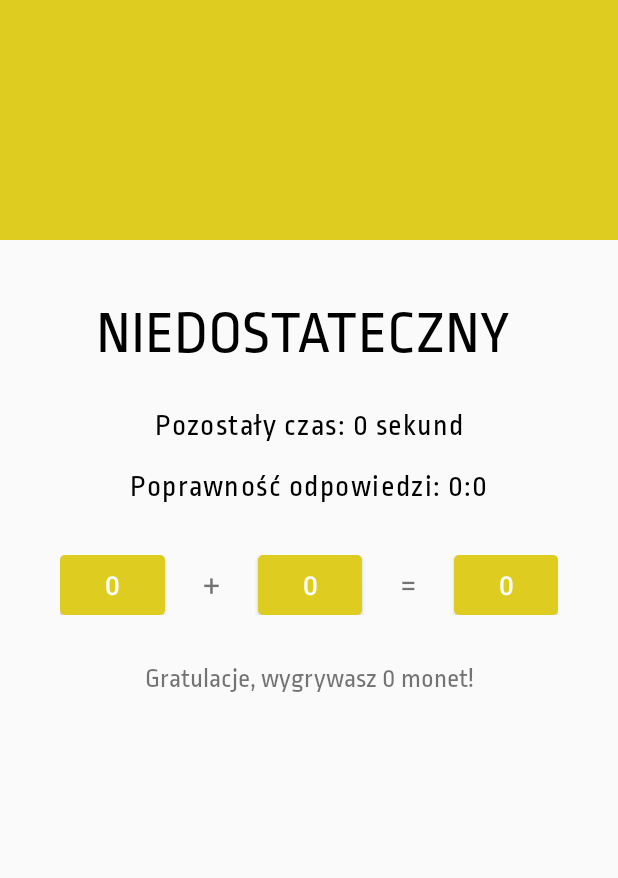
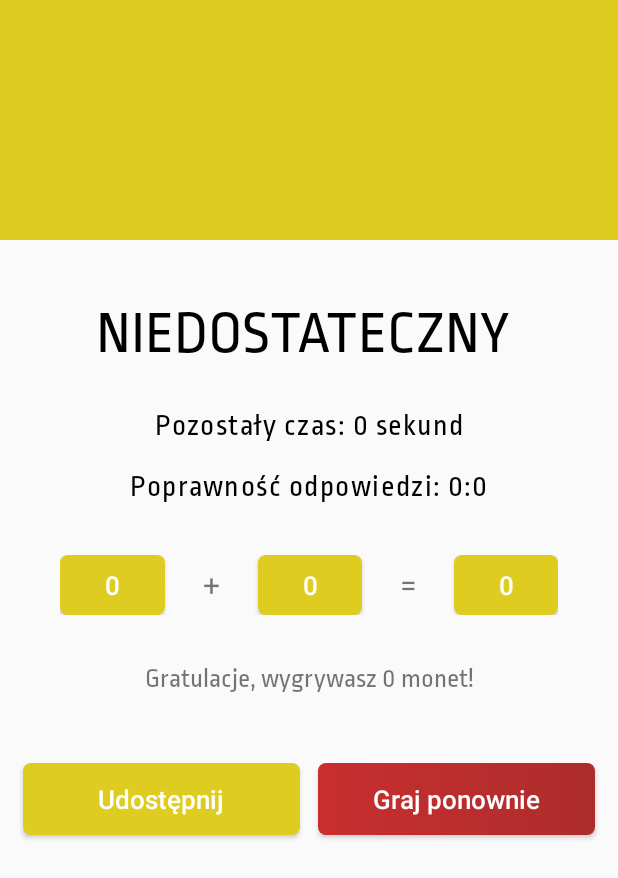
Before and after one commit to whycody/ZiemiaKopernika, an Android app: the SummaryActivity screen opened directly, with no data from a screen before it, on a phone screen of 412 x 824 dp. Shown: the top 878 px of the screen. Run offline under Robolectric (Android 15) with nearby library versions, the phone set to English and light mode, and no system bars; 6 statements that could not run were skipped.

Commit message:
Changed design of SummaryActivity

```diff
--- a/app/build.gradle
+++ b/app/build.gradle
@@ -26,6 +26,8 @@ dependencies {
     implementation 'com.android.support:appcompat-v7:28.0.0'
     implementation 'com.android.support.constraint:constraint-layout:1.1.3'
     implementation 'com.android.support:cardview-v7:28.0.0'
+    implementation 'com.android.support:recyclerview-v7:28.0.0'
+    implementation 'com.android.support:design:28.0.0'
 
     implementation 'pl.bclogic:pulsator4droid:1.0.3'
     implementation 'com.android.support:support-v4:28.0.0'
--- a/app/src/main/java/pl/ziemiakopernika/ziemiakopernika/choose/answer/ChooseAnswerPresenterImpl.java
+++ b/app/src/main/java/pl/ziemiakopernika/ziemiakopernika/choose/answer/ChooseAnswerPresenterImpl.java
@@ -21,7 +21,7 @@ public class ChooseAnswerPresenterImpl implements ChooseAnswerPresenter{
     private int numberOfQuestion, correctAnswer;
     private boolean answerChoosed;
 
-    static final int NOT_CHOOSED = 4;
+    public static final int NOT_CHOOSED = 4;
 
     ChooseAnswerPresenterImpl(Activity activity, ChooseAnswerView chooseAnswerView){
         this.activity = activity;
--- a/app/src/main/java/pl/ziemiakopernika/ziemiakopernika/summary/SummaryActivity.java
+++ b/app/src/main/java/pl/ziemiakopernika/ziemiakopernika/summary/SummaryActivity.java
@@ -2,12 +2,16 @@ package pl.ziemiakopernika.ziemiakopernika.summary;
 
 import android.support.v7.app.AppCompatActivity;
 import android.os.Bundle;
+import android.support.v7.widget.LinearLayoutManager;
+import android.support.v7.widget.RecyclerView;
 import android.view.View;
 import android.widget.Button;
 import android.widget.LinearLayout;
 import android.widget.TextView;
 
 import pl.ziemiakopernika.ziemiakopernika.R;
+import pl.ziemiakopernika.ziemiakopernika.summary.recycler.AnswerPresenterImpl;
+import pl.ziemiakopernika.ziemiakopernika.summary.recycler.AnswerRowAdapter;
 
 public class SummaryActivity extends AppCompatActivity implements SummaryView{
 
@@ -15,6 +19,7 @@ public class SummaryActivity extends AppCompatActivity implements SummaryView{
     private LinearLayout roundLayout;
     private TextView badgeText, timeLeftText, answersProportionsText, congratulationsText;
     private Button coinsForTimeBtn, coinsForCorrectAnswersBtn, totalCoinsBtn;
+    private RecyclerView recyclerView;
     private SummaryPresenter summaryPresenter;
 
     @Override
@@ -32,6 +37,8 @@ public class SummaryActivity extends AppCompatActivity implements SummaryView{
         coinsForTimeBtn = findViewById(R.id.coins_for_time_btn);
         coinsForCorrectAnswersBtn = findViewById(R.id.coins_for_correct_answers_btn);
         totalCoinsBtn = findViewById(R.id.total_coins_btn);
+        recyclerView = findViewById(R.id.answers_recycler_view);
+        recyclerView.setLayoutManager(new LinearLayoutManager(this));
         summaryPresenter.onCreate();
     }
 
@@ -85,4 +92,9 @@ public class SummaryActivity extends AppCompatActivity implements SummaryView{
     public void setCongratulationsText(String text) {
         congratulationsText.setText(text);
     }
+
+    @Override
+    public void setRecyclerViewAdapter(RecyclerView.Adapter adapter) {
+        recyclerView.setAdapter(adapter);
+    }
 }
--- a/app/src/main/java/pl/ziemiakopernika/ziemiakopernika/summary/SummaryPresenterImpl.java
+++ b/app/src/main/java/pl/ziemiakopernika/ziemiakopernika/summary/SummaryPresenterImpl.java
@@ -12,6 +12,8 @@ import pl.ziemiakopernika.ziemiakopernika.main.MainPresenterImpl;
 import pl.ziemiakopernika.ziemiakopernika.model.Answer;
 import pl.ziemiakopernika.ziemiakopernika.model.SetOfQuestions;
 import pl.ziemiakopernika.ziemiakopernika.question.QuestionPresenterImpl;
+import pl.ziemiakopernika.ziemiakopernika.summary.recycler.AnswerPresenterImpl;
+import pl.ziemiakopernika.ziemiakopernika.summary.recycler.AnswerRowAdapter;
 
 public class SummaryPresenterImpl implements SummaryPresenter {
 
@@ -38,6 +40,7 @@ public class SummaryPresenterImpl implements SummaryPresenter {
     @Override
     public void onCreate() {
         addViewsAndSetNumberOfAnswers();
+        summaryView.setRecyclerViewAdapter(new AnswerRowAdapter(new AnswerPresenterImpl(setOfQuestions, activity), activity));
         summaryView.setSummaryBackgroundColor(getBackgroundColor(correctAnswers, uncorrectAnswers));
         coinsForTime = getCoinsForTime(timeLeft);
         coinsForCorrectAnswers = getCoinsForCorrectAnswers(correctAnswers);
--- a/app/src/main/java/pl/ziemiakopernika/ziemiakopernika/summary/SummaryView.java
+++ b/app/src/main/java/pl/ziemiakopernika/ziemiakopernika/summary/SummaryView.java
@@ -1,5 +1,6 @@
 package pl.ziemiakopernika.ziemiakopernika.summary;
 
+import android.support.v7.widget.RecyclerView;
 import android.view.View;
 
 public interface SummaryView {
@@ -22,4 +23,6 @@ public interface SummaryView {
 
     void setCongratulationsText(String text);
 
+    void setRecyclerViewAdapter(RecyclerView.Adapter adapter);
+
 }
--- /dev/null
+++ b/app/src/main/java/pl/ziemiakopernika/ziemiakopernika/summary/recycler/AnswerPresenter.java
@@ -0,0 +1,11 @@
+package pl.ziemiakopernika.ziemiakopernika.summary.recycler;
+
+import android.support.annotation.NonNull;
+
+public interface AnswerPresenter {
+
+    void onBindViewHolder(@NonNull SummaryRecyclerHolder summaryRecyclerHolder, int i);
+
+    int getItemCount();
+
+}
--- /dev/null
+++ b/app/src/main/java/pl/ziemiakopernika/ziemiakopernika/summary/recycler/AnswerRowAdapter.java
@@ -0,0 +1,40 @@
+package pl.ziemiakopernika.ziemiakopernika.summary.recycler;
+
+import android.app.Activity;
+import android.support.annotation.NonNull;
+import android.support.v7.widget.RecyclerView;
+import android.view.LayoutInflater;
+import android.view.View;
+import android.view.ViewGroup;
+
+import pl.ziemiakopernika.ziemiakopernika.R;
+
+public class AnswerRowAdapter extends RecyclerView.Adapter<SummaryRecyclerHolder> {
+
+    private AnswerPresenter answerPresenter;
+    private Activity activity;
+
+    public AnswerRowAdapter(AnswerPresenter answerPresenter, Activity activity){
+        this.answerPresenter = answerPresenter;
+        this.activity = activity;
+    }
+
+    @NonNull
+    @Override
+    public SummaryRecyclerHolder onCreateViewHolder(@NonNull ViewGroup viewGroup, int i) {
+        LayoutInflater inflater = LayoutInflater.from(activity);
+        View view = inflater.inflate(R.layout.answer_row, viewGroup, false);
+
+        return new SummaryRecyclerHolder(view);
+    }
+
+    @Override
+    public void onBindViewHolder(@NonNull SummaryRecyclerHolder summaryRecyclerHolder, int i) {
+        answerPresenter.onBindViewHolder(summaryRecyclerHolder, i);
+    }
+
+    @Override
+    public int getItemCount() {
+        return answerPresenter.getItemCount();
+    }
+}
--- /dev/null
+++ b/app/src/main/res/drawable/rectangle_button_red.xml
@@ -0,0 +1,20 @@
+<?xml version="1.0" encoding="utf-8"?>
+<selector xmlns:android="http://schemas.android.com/apk/res/android">
+<item android:state_pressed="true">
+    <shape>
+        <solid
+            android:color="@color/colorPrimaryDark"/>
+        <corners
+            android:radius="5dp" />
+    </shape>
+</item>
+
+<item>
+    <shape xmlns:android="http://schemas.android.com/apk/res/android">
+        <gradient android:startColor="@color/colorPrimary"
+            android:endColor="@color/colorPrimaryDark" />
+        <corners
+            android:radius="5dp"/>
+    </shape>
+</item>
+</selector>
--- a/app/src/main/res/drawable/rectangle_button_yellow.xml
+++ b/app/src/main/res/drawable/rectangle_button_yellow.xml
@@ -7,7 +7,7 @@
             <solid
                 android:color="@color/colorAccentDark"/>
             <corners
-                android:radius="3dp" />
+                android:radius="5dp" />
         </shape>
     </item>
 
@@ -16,7 +16,7 @@
             <solid
                 android:color="@color/colorAccent"/>
             <corners
-                android:radius="3dp" />
+                android:radius="5dp" />
         </shape>
     </item>
 </selector>
--- a/app/src/main/res/layout/activity_summary.xml
+++ b/app/src/main/res/layout/activity_summary.xml
@@ -1,77 +1,35 @@
 <?xml version="1.0" encoding="utf-8"?>
-<android.support.constraint.ConstraintLayout xmlns:android="http://schemas.android.com/apk/res/android"
+<android.support.constraint.ConstraintLayout
+    xmlns:android="http://schemas.android.com/apk/res/android"
     xmlns:app="http://schemas.android.com/apk/res-auto"
     xmlns:tools="http://schemas.android.com/tools"
     android:layout_width="match_parent"
     android:layout_height="match_parent"
     tools:context=".summary.SummaryActivity">
 
-    <android.support.constraint.ConstraintLayout
+    <android.support.v4.widget.NestedScrollView
+        android:id="@+id/nestedScrollView"
         android:layout_width="match_parent"
         android:layout_height="match_parent">
 
-        <View
-            android:id="@+id/summary_background"
+        <android.support.constraint.ConstraintLayout
             android:layout_width="match_parent"
-            android:layout_height="160dp"
-            android:background="@color/colorPrimary"
-            android:transitionName="summary_transition"
+            android:layout_height="match_parent"
+            android:minHeight="250dp">
+
+                <TextView
+                    android:id="@+id/congratulations_text"
+                    android:layout_width="wrap_content"
+                    android:layout_height="0dp"
+                    android:layout_marginStart="8dp"
+                    android:layout_marginTop="32dp"
+                    android:layout_marginEnd="8dp"
+                    android:fontFamily="@font/ropasans"
+                    android:text="Gratulacje, wygrywasz 11 monet!"
+                    android:textSize="18sp"
                     app:layout_constraintEnd_toEndOf="parent"
                     app:layout_constraintStart_toStartOf="parent"
-            app:layout_constraintTop_toTopOf="parent" />
-
-        <LinearLayout
-            android:id="@+id/round_layout"
-            android:layout_width="0dp"
-            android:layout_height="wrap_content"
-            android:layout_marginTop="16dp"
-            android:gravity="center"
-            android:orientation="horizontal"
-            app:layout_constraintEnd_toEndOf="parent"
-            app:layout_constraintStart_toStartOf="parent"
-            app:layout_constraintTop_toBottomOf="@+id/summary_background" />
-
-        <TextView
-            android:id="@+id/badge_text"
-            android:layout_width="wrap_content"
-            android:layout_height="wrap_content"
-            android:layout_marginTop="24dp"
-            android:layout_marginEnd="8dp"
-            android:fontFamily="@font/ropasans"
-            android:text="DOPUSZCZAJĄCY"
-            android:textColor="@android:color/black"
-            android:textSize="40sp"
-            app:layout_constraintEnd_toEndOf="parent"
-            app:layout_constraintStart_toStartOf="parent"
-            app:layout_constraintTop_toBottomOf="@+id/round_layout" />
-
-        <TextView
-            android:id="@+id/time_left_text"
-            android:layout_width="wrap_content"
-            android:layout_height="wrap_content"
-            android:layout_marginTop="24dp"
-            android:fontFamily="@font/ropasans"
-            android:letterSpacing="0.05"
-            android:text="Pozostały czas: 56 sekund"
-            android:textColor="@android:color/black"
-            android:textSize="20sp"
-            app:layout_constraintEnd_toEndOf="parent"
-            app:layout_constraintStart_toStartOf="parent"
-            app:layout_constraintTop_toBottomOf="@+id/badge_text" />
-
-        <TextView
-            android:id="@+id/answers_proportions_text"
-            android:layout_width="wrap_content"
-            android:layout_height="wrap_content"
-            android:layout_marginTop="16dp"
-            android:fontFamily="@font/ropasans"
-            android:letterSpacing="0.05"
-            android:text="Poprawność odpowiedzi: 2:3"
-            android:textColor="@android:color/black"
-            android:textSize="20sp"
-            app:layout_constraintEnd_toEndOf="parent"
-            app:layout_constraintStart_toStartOf="parent"
-            app:layout_constraintTop_toBottomOf="@+id/time_left_text" />
+                    app:layout_constraintTop_toBottomOf="@+id/linearLayout" />
 
                 <LinearLayout
                     android:id="@+id/linearLayout"
@@ -129,20 +87,131 @@
                         android:text="11" />
                 </LinearLayout>
 
+                <LinearLayout
+                    android:id="@+id/round_layout"
+                    android:layout_width="0dp"
+                    android:layout_height="wrap_content"
+                    android:layout_marginTop="16dp"
+                    android:gravity="center"
+                    android:orientation="horizontal"
+                    app:layout_constraintEnd_toEndOf="parent"
+                    app:layout_constraintStart_toStartOf="parent"
+                    app:layout_constraintTop_toBottomOf="@+id/summary_background" />
+
                 <TextView
-            android:id="@+id/congratulations_text"
+                    android:id="@+id/answers_proportions_text"
                     android:layout_width="wrap_content"
                     android:layout_height="wrap_content"
-            android:layout_marginStart="8dp"
-            android:layout_marginTop="32dp"
+                    android:layout_marginTop="16dp"
+                    android:fontFamily="@font/ropasans"
+                    android:letterSpacing="0.05"
+                    android:text="Poprawność odpowiedzi: 2:3"
+                    android:textColor="@android:color/black"
+                    android:textSize="20sp"
+                    app:layout_constraintEnd_toEndOf="parent"
+                    app:layout_constraintStart_toStartOf="parent"
+                    app:layout_constraintTop_toBottomOf="@+id/time_left_text" />
+
+                <TextView
+                    android:id="@+id/badge_text"
+                    android:layout_width="wrap_content"
+                    android:layout_height="wrap_content"
+                    android:layout_marginTop="24dp"
                     android:layout_marginEnd="8dp"
                     android:fontFamily="@font/ropasans"
-            android:text="Gratulacje, wygrywasz 11 monet!"
-            android:textSize="18sp"
+                    android:text="DOPUSZCZAJĄCY"
+                    android:textColor="@android:color/black"
+                    android:textSize="40sp"
                     app:layout_constraintEnd_toEndOf="parent"
                     app:layout_constraintStart_toStartOf="parent"
-            app:layout_constraintTop_toBottomOf="@+id/linearLayout" />
-    </android.support.constraint.ConstraintLayout>
+                    app:layout_constraintTop_toBottomOf="@+id/round_layout" />
+
+                <TextView
+                    android:id="@+id/time_left_text"
+                    android:layout_width="wrap_content"
+                    android:layout_height="wrap_content"
+                    android:layout_marginTop="24dp"
+                    android:fontFamily="@font/ropasans"
+                    android:letterSpacing="0.05"
+                    android:text="Pozostały czas: 56 sekund"
+                    android:textColor="@android:color/black"
+                    android:textSize="20sp"
+                    app:layout_constraintEnd_toEndOf="parent"
+                    app:layout_constraintStart_toStartOf="parent"
+                    app:layout_constraintTop_toBottomOf="@+id/badge_text" />
+
+                <View
+                    android:id="@+id/summary_background"
+                    android:layout_width="match_parent"
+                    android:layout_height="160dp"
+                    android:background="@color/colorPrimary"
+                    android:transitionName="summary_transition"
+                    app:layout_constraintEnd_toEndOf="parent"
+                    app:layout_constraintHorizontal_bias="0.0"
+                    app:layout_constraintStart_toStartOf="parent"
+                    app:layout_constraintTop_toTopOf="parent"
+                    android:focusableInTouchMode="true"/>
+
+
+            <android.support.v7.widget.RecyclerView
+                android:id="@+id/answers_recycler_view"
+                android:layout_width="0dp"
+                android:layout_height="wrap_content"
+                android:layout_marginTop="16dp"
+                app:layout_constraintEnd_toEndOf="parent"
+                app:layout_constraintStart_toStartOf="parent"
+                app:layout_constraintTop_toBottomOf="@+id/congratulations_text" />
+
+
+            <LinearLayout
+                android:id="@+id/bottom_sheet"
+                android:layout_width="match_parent"
+                android:layout_height="90dp"
+                android:layout_marginTop="8dp"
+                android:orientation="vertical"
+                app:layout_constraintBottom_toBottomOf="parent"
+                app:layout_constraintEnd_toEndOf="parent"
+                app:layout_constraintStart_toStartOf="parent"
+                app:layout_constraintTop_toBottomOf="@+id/answers_recycler_view">
+
+                <LinearLayout
+                    android:layout_width="match_parent"
+                    android:layout_height="match_parent"
+                    android:orientation="horizontal">
+
+                    <Button
+                        android:id="@+id/button2"
+                        style="@style/YellowButtonStyle"
+                        android:layout_width="0dp"
+                        android:layout_height="wrap_content"
+                        android:layout_marginLeft="15dp"
+                        android:layout_marginTop="20dp"
+                        android:layout_marginRight="6dp"
+                        android:layout_marginBottom="20dp"
+                        android:layout_weight="1"
+                        android:text="Udostępnij" />
+
+                    <Button
+                        android:id="@+id/button"
+                        style="@style/RedButtonStyle"
+                        android:layout_width="0dp"
+                        android:layout_height="wrap_content"
+                        android:layout_marginLeft="6dp"
+                        android:layout_marginTop="20dp"
+                        android:layout_marginRight="15dp"
+                        android:layout_marginBottom="20dp"
+                        android:layout_weight="1"
+                        android:text="Graj ponownie" />
+                </LinearLayout>
+
+            </LinearLayout>
 
 
         </android.support.constraint.ConstraintLayout>
+
+    </android.support.v4.widget.NestedScrollView>
+
+
+
+
+</android.support.constraint.ConstraintLayout>
--- a/app/src/main/res/values/colors.xml
+++ b/app/src/main/res/values/colors.xml
@@ -5,6 +5,7 @@
     <color name="colorAccent">#DFCC20</color>
     <color name="colorAccentDark">#AD9D19</color>
     <color name="colorGray">#C4C4C4</color>
+    <color name="colorGrayDark">#414141</color>
     <color name="colorLightGray">#E7E7E7</color>
     <color name="colorShellDark">#000009</color>
     <color name="colorShell">#000030</color>
--- a/app/src/main/res/values/styles.xml
+++ b/app/src/main/res/values/styles.xml
@@ -31,6 +31,21 @@
         <item name="android:textSize">17sp</item>
         <item name="android:textColor">@android:color/white</item>
         <item name="android:background">@drawable/rectangle_button_yellow</item>
+        <item name="android:textAllCaps">false</item>
+    </style>
+
+    <style name="RedButtonStyle">
+        <item name="android:padding">0dp</item>
+        <item name="android:textSize">17sp</item>
+        <item name="android:textColor">@android:color/white</item>
+        <item name="android:background">@drawable/rectangle_button_red</item>
+        <item name="android:textAllCaps">false</item>
+    </style>
+
+    <style name="SmallTextAnswerRowStyle">
+        <item name="android:textColor">@color/colorGrayDark</item>
+
+        <item name="android:textSize">20sp</item>
     </style>
 
 </resources>
```
Also changed, not shown: app/src/main/java/pl/ziemiakopernika/ziemiakopernika/summary/recycler/AnswerPresenterImpl.java (added, +98 -0 lines), app/src/main/java/pl/ziemiakopernika/ziemiakopernika/summary/recycler/AnswerRowView.java (added, +20 -0 lines), app/src/main/java/pl/ziemiakopernika/ziemiakopernika/summary/recycler/SummaryRecyclerHolder.java (added, +65 -0 lines), app/src/main/res/layout/answer_row.xml (added, +64 -0 lines). Lines whose indentation alone changed are shown as unchanged.
